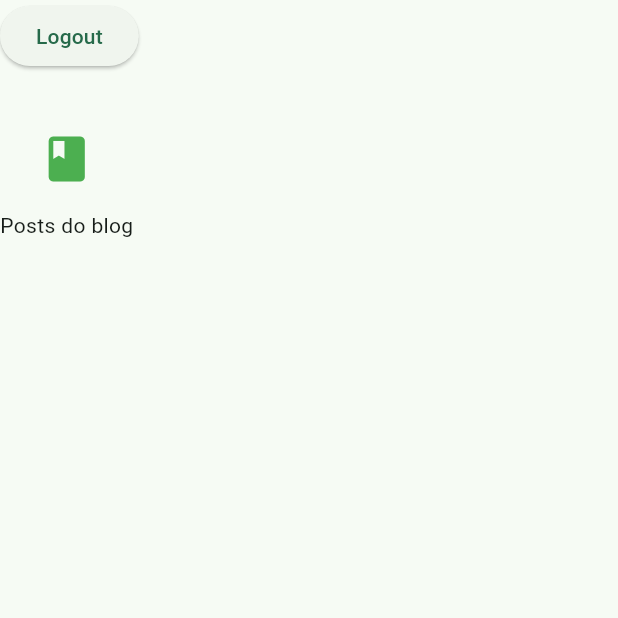
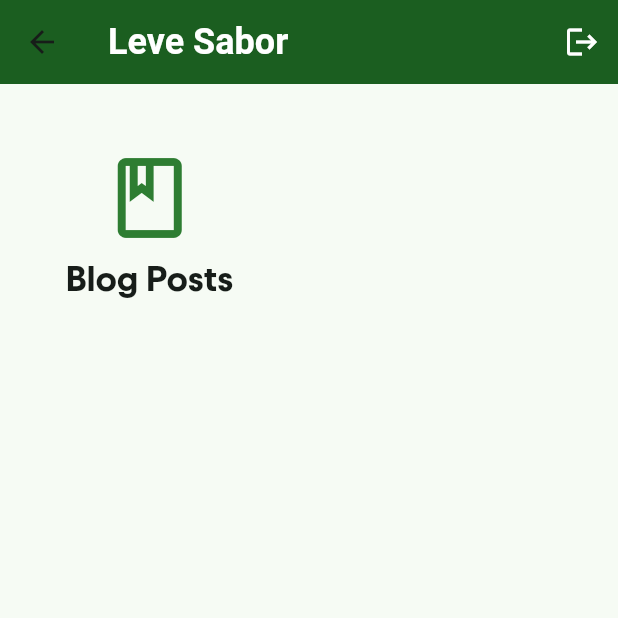
Before and after one commit to pepefcardoso/leve_sabor_admin_hub, a Flutter app: the HomePage screen opened directly, on a phone screen of 412 x 824 dp, the top half of it. Run offline on Flutter 3.47's test engine with Material 3 defaults, Android fonts, the phone set to English and light mode, and no system bars; our stand-ins replace bloc, dio, flutter_bloc, go_router, image_picker, kiwi; network calls fail.

Commit message:
feature: updating blog posts module

```diff
--- a/lib/bloc/blog_posts/form/blog_posts_form_state.dart
+++ b/lib/bloc/blog_posts/form/blog_posts_form_state.dart
@@ -3,22 +3,26 @@ part of 'blog_posts_form_bloc.dart';
 @immutable
 class BlogPostsFormState {
   final List<BlogPostCategory> categories;
+  final BlogPost? blogPost;
   final DefaultBlocStatusEnum status;
   final String? error;
 
   const BlogPostsFormState({
     this.categories = const [],
+    this.blogPost,
     this.status = DefaultBlocStatusEnum.initial,
     this.error,
   });
 
   BlogPostsFormState copyWith({
     List<BlogPostCategory>? categories,
+    BlogPost? blogPost,
     DefaultBlocStatusEnum? status,
     String? error,
   }) {
     return BlogPostsFormState(
       categories: categories ?? this.categories,
+      blogPost: blogPost ?? this.blogPost,
       status: status ?? this.status,
       error: error ?? this.error,
     );
--- a/lib/bloc/blog_posts/index/blog_posts_index_event.dart
+++ b/lib/bloc/blog_posts/index/blog_posts_index_event.dart
@@ -7,3 +7,9 @@ abstract class BlogPostsIndexEvent {
 class RequestBlogPostsIndex extends BlogPostsIndexEvent {
   const RequestBlogPostsIndex();
 }
+
+class RequestDeleteBlogPost extends BlogPostsIndexEvent {
+  final int id;
+
+  const RequestDeleteBlogPost(this.id);
+}
--- /dev/null
+++ b/lib/components/home_page_button.dart
@@ -0,0 +1,42 @@
+import 'package:flutter/material.dart';
+import 'package:go_router/go_router.dart';
+import 'package:leve_sabor_admin_hub/utils/tipografia.dart';
+
+class HomePageButton extends StatelessWidget {
+  final String label;
+  final IconData icon;
+  final String route;
+
+  const HomePageButton({
+    super.key,
+    required this.label,
+    required this.icon,
+    required this.route,
+  }) : super();
+
+  @override
+  Widget build(BuildContext context) {
+    return InkWell(
+      onTap: () => GoRouter.of(context).go(route),
+      borderRadius: BorderRadius.circular(16.0),
+      child: Padding(
+        padding: const EdgeInsets.all(12.0),
+        child: Column(
+          mainAxisSize: MainAxisSize.min,
+          children: [
+            Icon(
+              icon,
+              color: Colors.green[800],
+              size: 64.0,
+            ),
+            const SizedBox(height: 4.0),
+            Text(
+              label,
+              style: Tipografia.titulo3,
+            ),
+          ],
+        ),
+      ),
+    );
+  }
+}
--- a/lib/screens/home_page.dart
+++ b/lib/screens/home_page.dart
@@ -1,7 +1,7 @@
 import 'package:flutter/material.dart';
-import 'package:go_router/go_router.dart';
 import 'package:kiwi/kiwi.dart';
 import 'package:leve_sabor_admin_hub/bloc/login/login_bloc.dart';
+import 'package:leve_sabor_admin_hub/components/home_page_button.dart';
 
 class HomePage extends StatefulWidget {
   const HomePage({super.key});
@@ -24,32 +24,33 @@ class _HomePageState extends State<HomePage> {
   @override
   Widget build(BuildContext context) {
     return Scaffold(
-      body: Column(
-        crossAxisAlignment: CrossAxisAlignment.start,
-        children: [
-          ElevatedButton(
+      appBar: AppBar(
+        title: const Text('Leve Sabor'),
+        backgroundColor: Colors.green[900],
+        titleTextStyle: const TextStyle(
+          color: Colors.white,
+          fontSize: 24.0,
+          fontWeight: FontWeight.bold,
+        ),
+        actions: [
+          IconButton(
             onPressed: () => _loginBloc.add(const RequestLogout()),
-            child: const Text('Logout'),
+            color: Colors.white,
+            icon: const Icon(Icons.logout),
           ),
-          const SizedBox(height: 32.0),
-          Row(
-            children: [
-              Column(
-                mainAxisSize: MainAxisSize.min,
-                children: [
-                  IconButton(
-                    onPressed: () => GoRouter.of(context).go('/home/blog-posts'),
-                    icon: const Icon(Icons.book),
-                    color: Colors.green,
-                    iconSize: 36.0,
-                  ),
-                  const SizedBox(height: 8.0),
-                  const Text('Posts do blog')
-                ],
-              ),
-            ],
-          )
         ],
+      ),
+      body: const Padding(
+        padding: EdgeInsets.all(32.0),
+        child: Row(
+          children: [
+            HomePageButton(
+              label: 'Blog Posts',
+              icon: Icons.book_outlined,
+              route: '/home/blog-posts',
+            ),
+          ],
+        ),
       ),
     );
   }
--- a/lib/utils/routes.dart
+++ b/lib/utils/routes.dart
@@ -1,5 +1,3 @@
-
-
 import 'package:go_router/go_router.dart';
 import 'package:leve_sabor_admin_hub/screens/blog_posts/blog_posts_form.dart';
 import 'package:leve_sabor_admin_hub/screens/blog_posts/blog_posts_index.dart';
@@ -41,6 +39,10 @@ class Routes {
                         path: 'new',
                         builder: (context, state) => const BlogPostsForm(),
                       ),
+                      GoRoute(
+                        path: 'edit/:id',
+                        builder: (context, state) => BlogPostsForm(id: int.parse(state.pathParameters['id']!)),
+                      ),
                     ],
                   ),
                 ],
```
Also changed, not shown: lib/bloc/blog_posts/form/blog_posts_form_bloc.dart (+18 -7 lines), lib/bloc/blog_posts/form/blog_posts_form_event.dart (+13 -0 lines), lib/bloc/blog_posts/index/blog_posts_index_bloc.dart (+13 -11 lines), lib/components/checkbox.dart (+3 -4 lines), lib/components/radio_box.dart (+10 -10 lines), lib/enum/blog_post_status_enum.dart (+8 -3 lines), lib/model/blog_post.dart (+4 -15 lines), lib/screens/blog_posts/blog_posts_form.dart (+112 -49 lines), lib/screens/blog_posts/blog_posts_index.dart (+76 -12 lines), lib/services/blog_posts_service.dart (+41 -0 lines).
